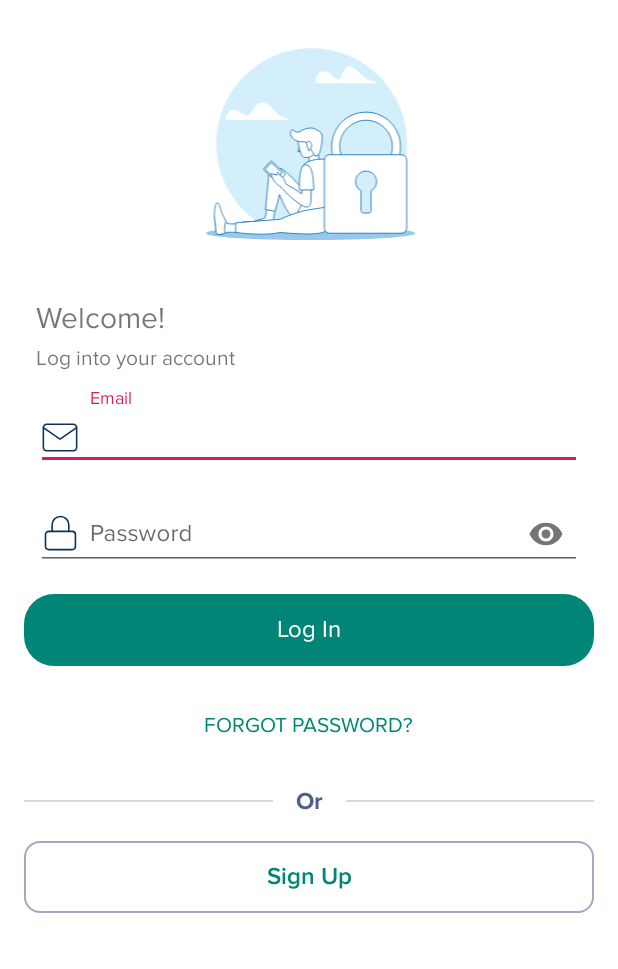
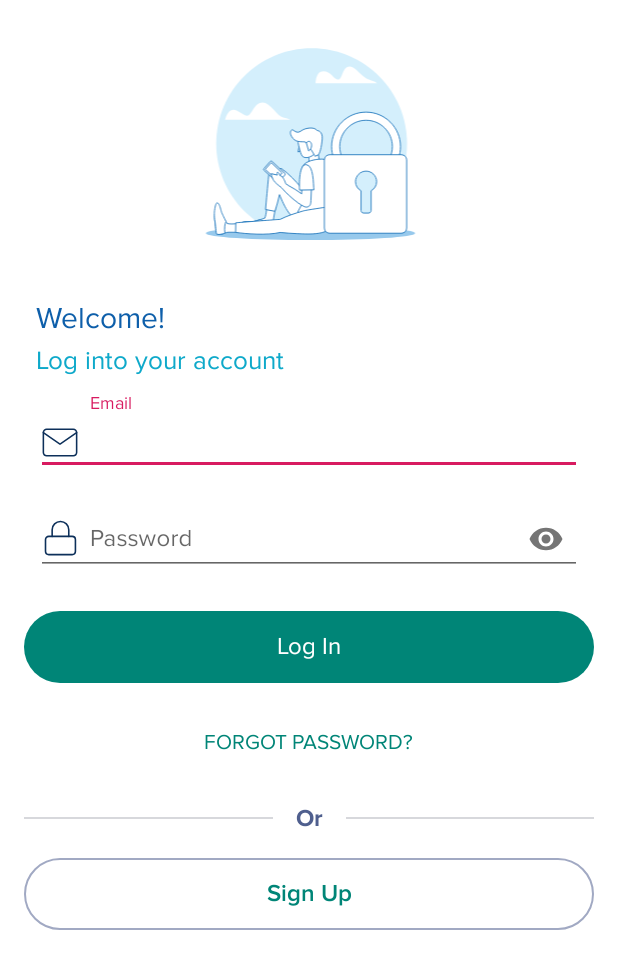
Before and after one commit to fredrickochieng-tospay/tospay, an Android app: the screen it shows after launch (AuthActivity), on a phone screen of 412 x 824 dp. Shown: the top 969 px of the screen. Run offline under Robolectric (Android 15) with nearby library versions, the phone set to English and light mode, and no system bars; our stand-ins replace data binding; 1 statement that could not run was skipped.

Commit message:
change button styling

```diff
--- a/auth/src/main/res/drawable-v21/coral_button_states_ripple.xml
+++ b/auth/src/main/res/drawable-v21/coral_button_states_ripple.xml
@@ -4,7 +4,7 @@
     <item android:id="@android:id/mask">
         <shape android:shape="rectangle">
             <solid android:color="#ff000000" />
-            <corners android:radius="20dp" />
+            <corners android:radius="80dp" />
         </shape>
     </item>
     <item android:drawable="@drawable/card_coral_with_corners" />
--- a/auth/src/main/res/drawable/card_coral_with_corners.xml
+++ b/auth/src/main/res/drawable/card_coral_with_corners.xml
@@ -2,5 +2,5 @@
 <shape
     xmlns:android="http://schemas.android.com/apk/res/android">
     <solid android:color="@color/colorPrimary" />
-    <corners android:radius="10dp" />
+    <corners android:radius="80dp" />
 </shape>
--- a/auth/src/main/res/drawable/card_coral_with_corners_disabled.xml
+++ b/auth/src/main/res/drawable/card_coral_with_corners_disabled.xml
@@ -2,5 +2,5 @@
 <shape
     xmlns:android="http://schemas.android.com/apk/res/android">
     <solid android:color="@color/colorPrimary" />
-    <corners android:radius="20dp" />
+    <corners android:radius="80dp" />
 </shape>
--- a/auth/src/main/res/drawable/card_white_with_border_corners.xml
+++ b/auth/src/main/res/drawable/card_white_with_border_corners.xml
@@ -1,7 +1,7 @@
 <?xml version="1.0" encoding="utf-8"?>
 <shape xmlns:android="http://schemas.android.com/apk/res/android">
     <solid android:color="@color/white" />
-    <corners android:radius="10dp" />
+    <corners android:radius="80dp" />
     <stroke
         android:width="1.0dip"
         android:color="@color/deep_blue_palette_faded" />
--- a/auth/src/main/res/layout/fragment_login.xml
+++ b/auth/src/main/res/layout/fragment_login.xml
@@ -42,6 +42,7 @@
                 android:layout_marginEnd="@dimen/default_space_24"
                 android:fontFamily="@font/proxima_nova_regular"
                 android:text="Welcome!"
+                android:textColor="#0e5faa"
                 android:textSize="20sp" />
 
             <TextView
@@ -51,7 +52,9 @@
                 android:layout_marginTop="5dp"
                 android:layout_marginEnd="@dimen/default_space_24"
                 android:fontFamily="@font/proxima_nova_regular"
-                android:text="@string/log_into_your_account" />
+                android:text="@string/log_into_your_account"
+                android:textColor="#0ea9ca"
+                android:textSize="17sp" />
 
             <net.tospay.auth.view.ErrorLayout
                 android:layout_width="match_parent"
@@ -127,7 +130,7 @@
                 android:layout_width="fill_parent"
                 android:layout_height="wrap_content"
                 android:layout_marginStart="@dimen/default_space_16"
-                android:layout_marginTop="16dp"
+                android:layout_marginTop="@dimen/default_space_24"
                 android:layout_marginEnd="@dimen/default_space_16"
                 android:enabled="@{loginViewModel.enableLoginButton}"
                 android:onClick="@{(view)->loginViewModel.onClick(view)}"
```
Also changed, not shown: auth/src/main/res/drawable/header.png (added).
